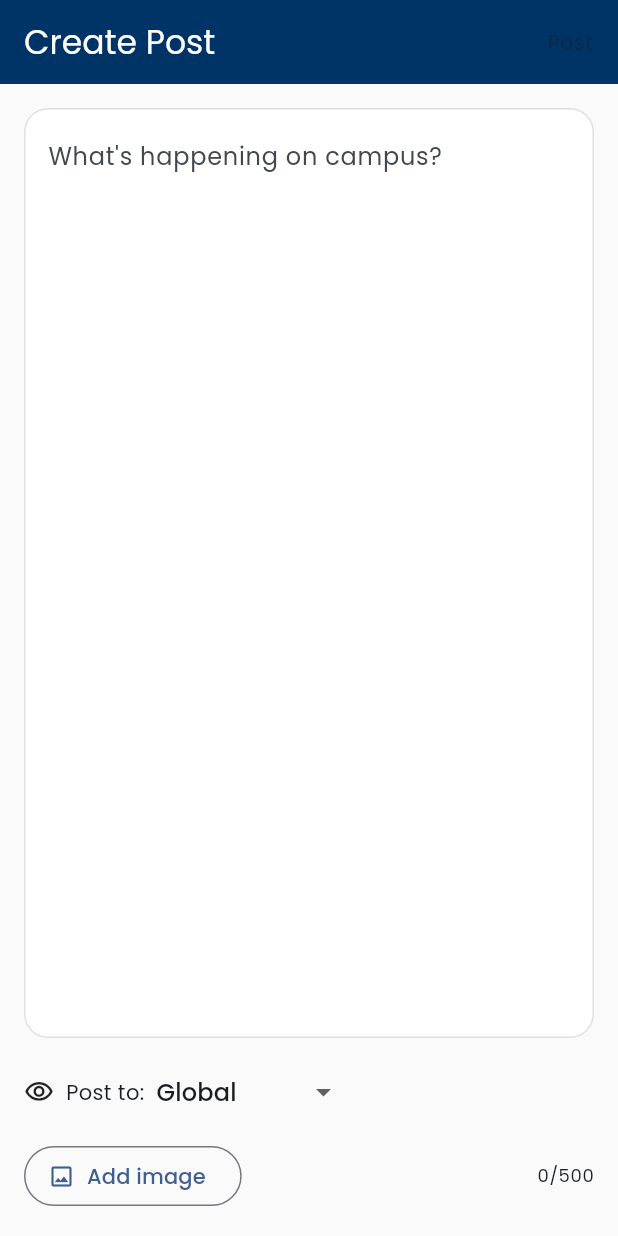
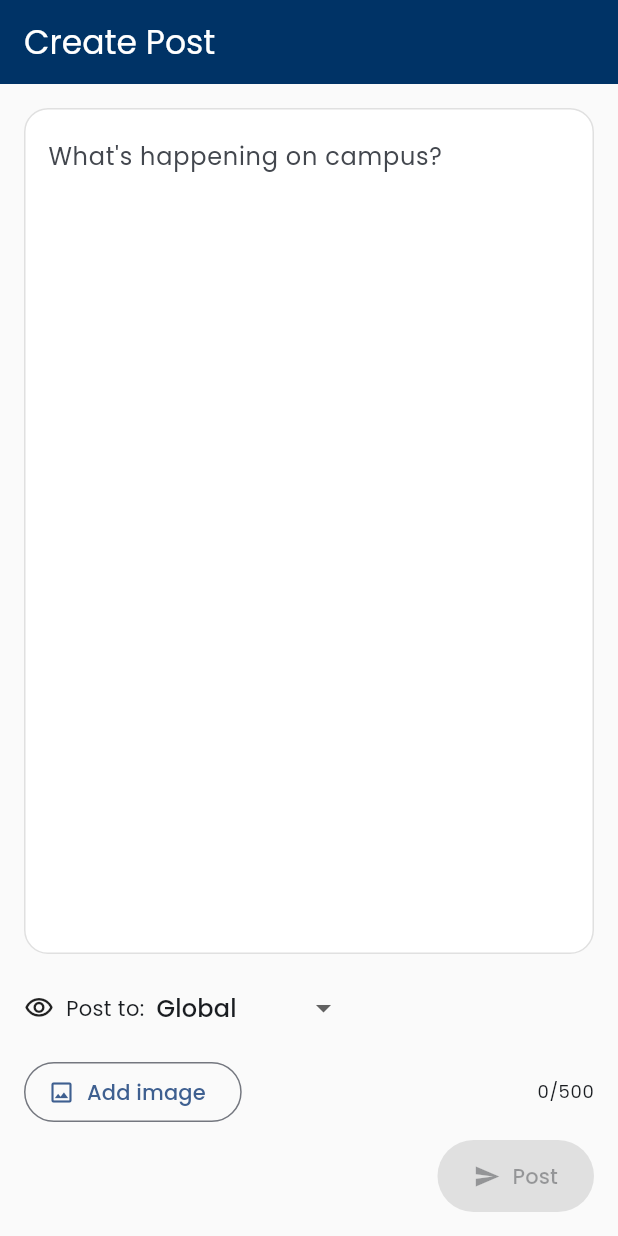
Before and after one commit to Silvermax12/run-campus-connect, a Flutter app: the CreatePostScreen screen opened by its route, on a phone screen of 412 x 824 dp. Run offline on Flutter 3.47's test engine with Material 3 defaults, Android fonts, the phone set to English and light mode, and no system bars; our stand-ins replace cached_network_image, cloud_firestore, firebase_auth, firebase_core, flutter_riverpod, go_router and 5 more; accounts and stored records are empty; generated files the repository leaves out were written again.

Commit message:
update create_post_screen.dart

```diff
--- a/lib/features/posts/presentation/create_post/create_post_screen.dart
+++ b/lib/features/posts/presentation/create_post/create_post_screen.dart
@@ -4,6 +4,7 @@ import 'package:flutter/material.dart';
 import 'package:flutter_riverpod/flutter_riverpod.dart';
 import 'package:image_picker/image_picker.dart';
 
+import '../../../../core/theme/app_theme.dart';
 import '../../domain/post_visibility.dart';
 import 'create_post_controller.dart';
 
@@ -114,22 +115,13 @@ class _CreatePostScreenState extends ConsumerState<CreatePostScreen> {
     return Scaffold(
       appBar: AppBar(
         title: const Text('Create Post'),
-        actions: [
-          TextButton(
-            onPressed: isLoading || !_canPost ? null : _confirmAndSubmit,
-            child:
-                isLoading
-                    ? const SizedBox(
-                      width: 16,
-                      height: 16,
-                      child: CircularProgressIndicator(strokeWidth: 2),
-                    )
-                    : const Text('Post'),
       ),
-        ],
-      ),
-      body: Padding(
-        padding: const EdgeInsets.all(16),
+      body: SafeArea(
+        child: Column(
+          children: [
+            Expanded(
+              child: Padding(
+                padding: const EdgeInsets.fromLTRB(16, 16, 16, 0),
                 child: Column(
                   children: [
                     Expanded(
@@ -173,7 +165,7 @@ class _CreatePostScreenState extends ConsumerState<CreatePostScreen> {
                     ],
                     const SizedBox(height: 12),
 
-            // ── Visibility selector ──────────────────────────────────────
+                    // ── Visibility selector ────────────────────────────────
                     Row(
                       children: [
                         const Icon(Icons.visibility_outlined, size: 20),
@@ -219,6 +211,45 @@ class _CreatePostScreenState extends ConsumerState<CreatePostScreen> {
                   ],
                 ),
               ),
+            ),
+
+            // ── Post button pinned to bottom-right ───────────────────────
+            Padding(
+              padding: const EdgeInsets.fromLTRB(16, 8, 16, 16),
+              child: Row(
+                mainAxisAlignment: MainAxisAlignment.end,
+                children: [
+                  FilledButton.icon(
+                    onPressed:
+                        isLoading || !_canPost ? null : _confirmAndSubmit,
+                    icon: isLoading
+                        ? const SizedBox(
+                            width: 16,
+                            height: 16,
+                            child: CircularProgressIndicator(
+                              strokeWidth: 2,
+                              color: Colors.white,
+                            ),
+                          )
+                        : const Icon(Icons.send),
+                    label: const Text('Post'),
+                    style: FilledButton.styleFrom(
+                      backgroundColor: AppTheme.runBlue,
+                      foregroundColor: Colors.white,
+                      disabledBackgroundColor: Colors.grey.shade300,
+                      padding: const EdgeInsets.symmetric(
+                          horizontal: 24, vertical: 14),
+                      shape: RoundedRectangleBorder(
+                        borderRadius: BorderRadius.circular(24),
+                      ),
+                    ),
+                  ),
+                ],
+              ),
+            ),
+          ],
+        ),
+      ),
     );
   }
 }
```
Lines whose indentation alone changed are shown as unchanged.
